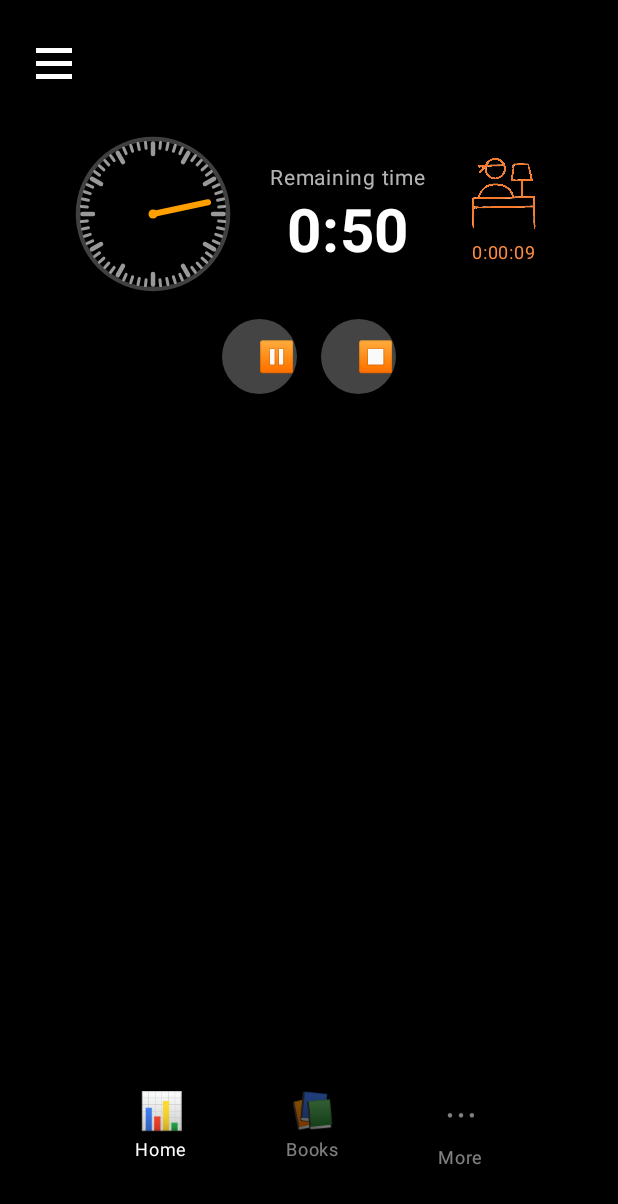
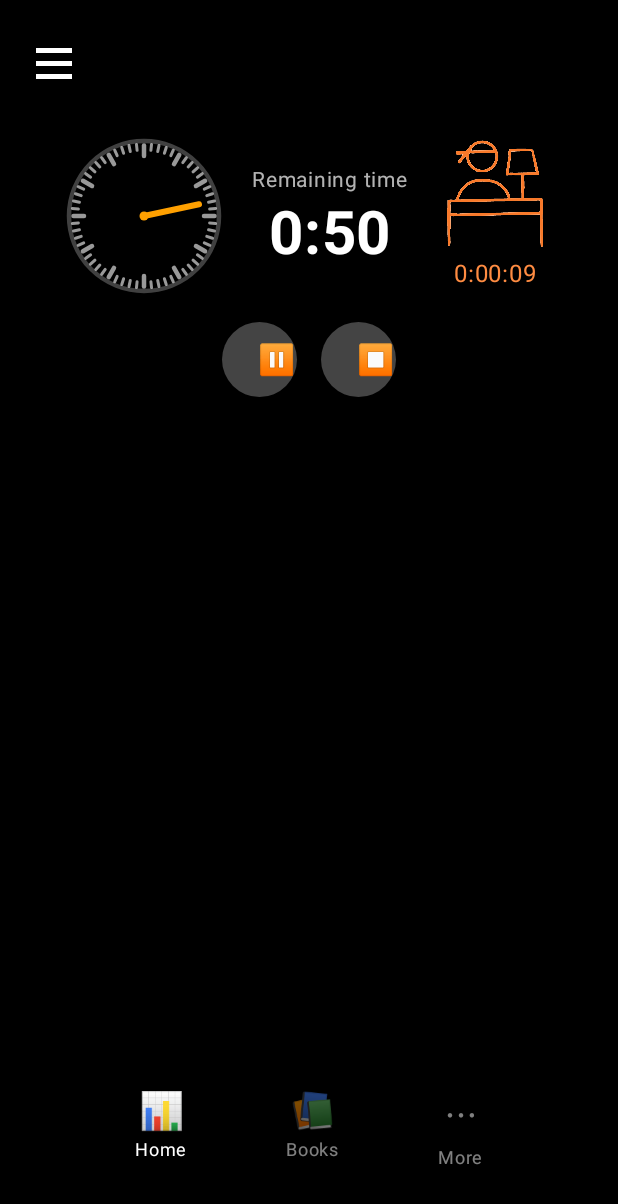
Before and after one commit to mkshaonexe/PVC-Perseverance, an Android app built with Jetpack Compose: the @Preview function Page2ScreenPreview, on a phone screen of 412 x 824 dp. Shown: the top 1204 px of the screen. Run offline under Robolectric (Android 15) with nearby library versions, the phone set to English and light mode, and no system bars.

Commit message:
add page 22\2

```diff
--- a/app/src/main/java/com/perseverance/pvc/ui/screens/Page2Screen.kt
+++ b/app/src/main/java/com/perseverance/pvc/ui/screens/Page2Screen.kt
@@ -117,12 +117,12 @@ fun Page2Screen() {
                     Image(
                         painter = painterResource(id = R.drawable.hello_world_2_ref),
                         contentDescription = "Reference icon",
-                        modifier = Modifier.size(48.dp)
+                        modifier = Modifier.size(72.dp)
                     )
-                    Spacer(modifier = Modifier.height(4.dp))
+                    Spacer(modifier = Modifier.height(6.dp))
                     Text(
                         text = "0:00:09",
-                        fontSize = 12.sp,
+                        fontSize = 16.sp,
                         color = Color(0xFFFF8C42)
                     )
                 }
```
